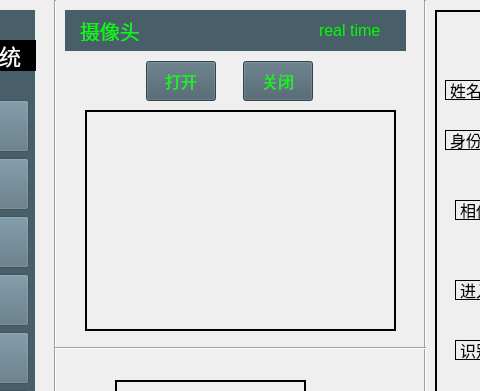
The window that core_code/gui/main_window.ui (jiangren1254/Adaface_gui) describes before a commit, drawn with Qt 5; both pictures show x 275 to 755 and y 0 to 391 of the 994 by 608 pixel window.
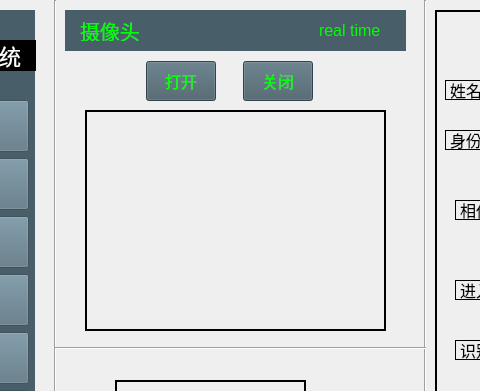
The same window after the commit.

Commit message: 人脸录入按钮

Diff of the .ui file:
```diff
--- a/core_code/gui/main_window.ui
+++ b/core_code/gui/main_window.ui
@@ -328,7 +328,7 @@
      <rect>
       <x>360</x>
       <y>110</y>
-      <width>311</width>
+      <width>301</width>
       <height>221</height>
      </rect>
     </property>
```
The commit also changes 2 other files.
